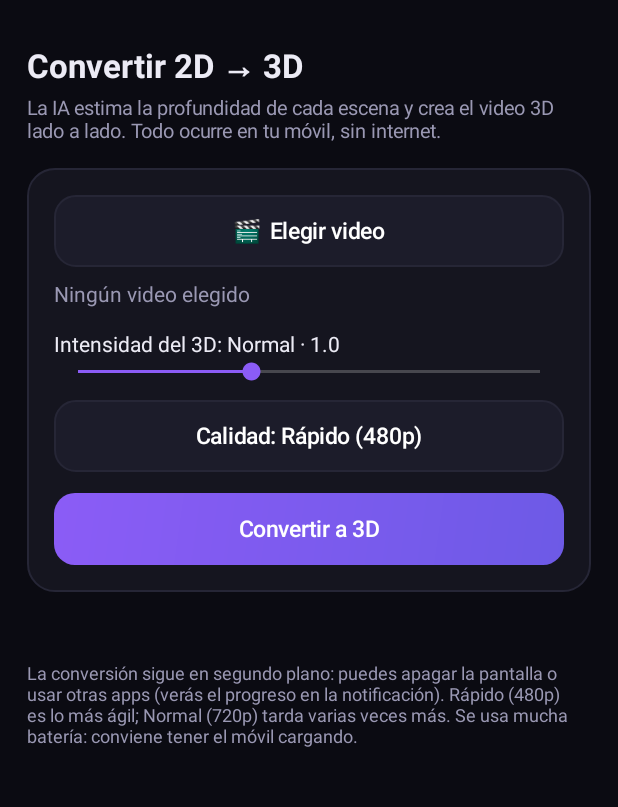
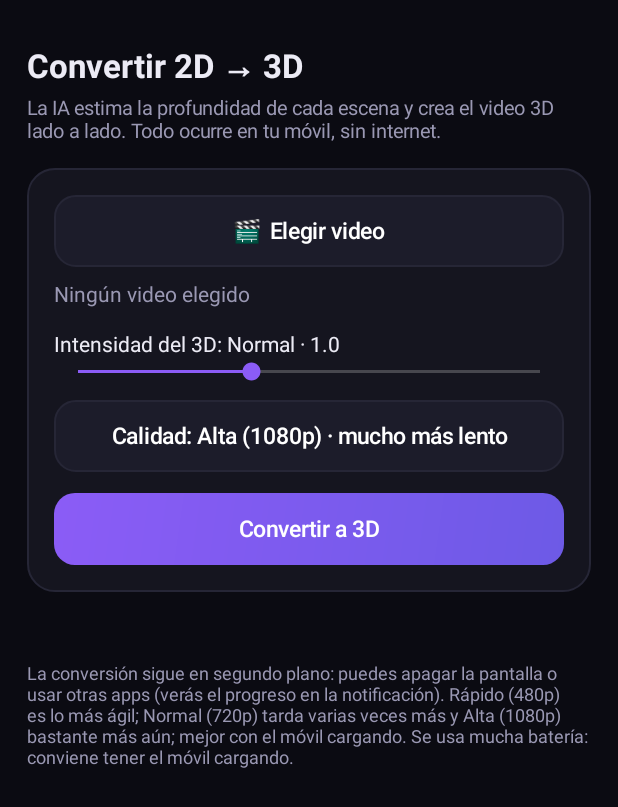
Before and after one commit to bratneytg/3D-Player, an Android app: the ConvertActivity screen opened directly, with no data from a screen before it, after a tap on "Calidad: Normal (720p) · más lento", on a phone screen of 412 x 824 dp. Shown: the top 807 px of the screen. Run offline under Robolectric (Android 15) with nearby library versions, the phone set to English and light mode, and no system bars; 2 other taps on this screen came first.

Commit message:
Conversion: opcion de calidad Alta 1080p
Co-Authored-By: Claude Sonnet 5.5 <noreply@anthropic.com>
Claude-Session: https://claude.ai/code/session_012EL6YkbpGREzEBgxpKfatC

```diff
--- a/app/src/main/java/com/vr3d/player/ConvertActivity.kt
+++ b/app/src/main/java/com/vr3d/player/ConvertActivity.kt
@@ -34,7 +34,7 @@ class ConvertActivity : Activity() {
 
     private var picked: Uri? = null
     private var pickedName = "video"
-    private var highQuality = false
+    private var quality = 0
     private var running = false
     private val handler = Handler(Looper.getMainLooper())
     private var seenFinished = ConvertState.finishedCount
@@ -83,7 +83,7 @@ class ConvertActivity : Activity() {
         card.addView(seekStrength, Ui.lp(-1, -2, bottom = Ui.dp(this, 10)))
 
         btnQuality = Ui.button(this, "", false) {
-            highQuality = !highQuality
+            quality = (quality + 1) % 3
             refreshTexts()
         }
         card.addView(btnQuality, Ui.lp(-1, -2, bottom = Ui.dp(this, 14)))
@@ -124,7 +124,7 @@ class ConvertActivity : Activity() {
                 this,
                 "La conversión sigue en segundo plano: puedes apagar la pantalla o usar otras apps " +
                     "(verás el progreso en la notificación). " +
-                    "Rápido (480p) es lo más ágil; Normal (720p) tarda varias veces más. " +
+                    "Rápido (480p) es lo más ágil; Normal (720p) tarda varias veces más y Alta (1080p) bastante más aún; mejor con el móvil cargando. " +
                     "Se usa mucha batería: conviene tener el móvil cargando.",
                 12f, Ui.MUT
             ),
@@ -144,7 +144,11 @@ class ConvertActivity : Activity() {
         val s = strength()
         val label = if (s < 0.8f) "Suave" else if (s < 1.3f) "Normal" else if (s < 1.7f) "Fuerte" else "Extremo"
         tvStrength.text = "Intensidad del 3D: " + label + " · " + String.format("%.1f", s)
-        btnQuality.text = if (highQuality) "Calidad: Normal (720p) · más lento" else "Calidad: Rápido (480p)"
+        btnQuality.text = when (quality) {
+            2 -> "Calidad: Alta (1080p) · mucho más lento"
+            1 -> "Calidad: Normal (720p) · más lento"
+            else -> "Calidad: Rápido (480p)"
+        }
     }
 
     @Suppress("DEPRECATION")
@@ -198,7 +202,7 @@ class ConvertActivity : Activity() {
     private fun start() {
         val uri = picked ?: return
         if (ConvertState.running) return
-        ConvertService.start(this, uri, pickedName, strength(), highQuality)
+        ConvertService.start(this, uri, pickedName, strength(), quality)
         // El estado real lo marca el servicio; mientras arranca se muestra "Preparando…".
         seenFinished = ConvertState.finishedCount
         startedAt = System.currentTimeMillis()
--- a/app/src/main/java/com/vr3d/player/ConvertService.kt
+++ b/app/src/main/java/com/vr3d/player/ConvertService.kt
@@ -45,14 +45,14 @@ class ConvertService : Service() {
         private const val A_START = "com.vr3d.player.CONVERT_START"
         private const val A_CANCEL = "com.vr3d.player.CONVERT_CANCEL"
 
-        fun start(ctx: Context, uri: Uri, name: String, strength: Float, highQuality: Boolean) {
+        fun start(ctx: Context, uri: Uri, name: String, strength: Float, quality: Int) {
             val i = Intent(ctx, ConvertService::class.java)
             i.action = A_START
             i.data = uri
             i.addFlags(Intent.FLAG_GRANT_READ_URI_PERMISSION)
             i.putExtra("name", name)
             i.putExtra("strength", strength)
-            i.putExtra("hq", highQuality)
+            i.putExtra("q", quality)
             if (Build.VERSION.SDK_INT >= 26) ctx.startForegroundService(i) else ctx.startService(i)
         }
 
@@ -81,7 +81,7 @@ class ConvertService : Service() {
 
         val name = intent.getStringExtra("name") ?: "video"
         val strength = intent.getFloatExtra("strength", 1f)
-        val hq = intent.getBooleanExtra("hq", false)
+        val hq = intent.getIntExtra("q", 0)
 
         ConvertState.running = true
         ConvertState.progress = 0f
```
Also changed, not shown: app/src/main/java/com/vr3d/player/Converter.kt (+12 -7 lines).
